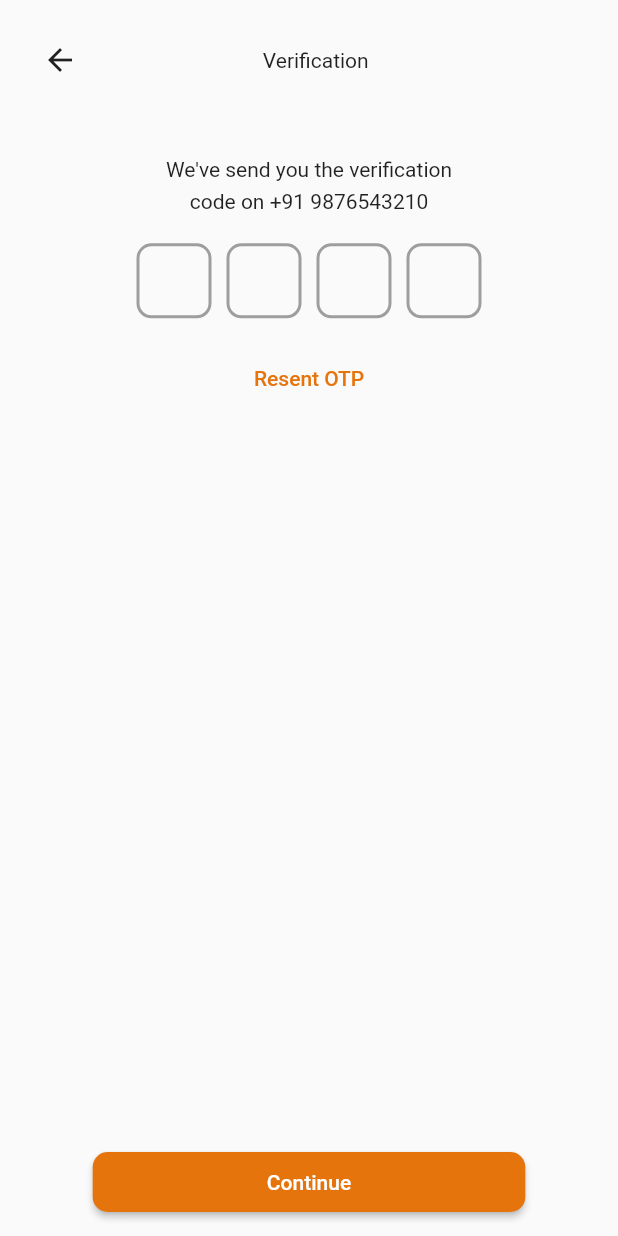
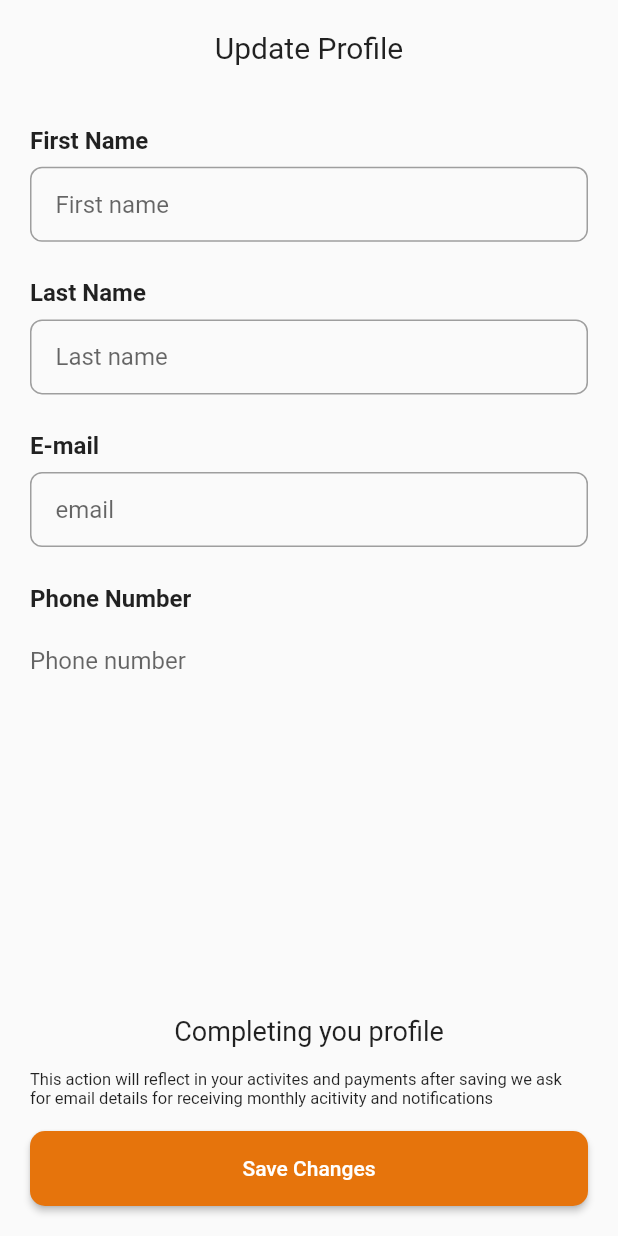
Before and after one commit to habeeb321/Ev-Charge, a Flutter app: the OtpScreen screen opened directly, after a tap on "Continue", on a phone screen of 412 x 824 dp. Run offline on Flutter 3.47's test engine with Material 2 defaults, Android fonts, the phone set to English and light mode, and no system bars; drawn by our look-alikes of pin_code_fields; missing offline and left inert: country_pickers.

Commit message:
update profile screen completed

```diff
--- a/lib/otp_screen/otp_screen.dart
+++ b/lib/otp_screen/otp_screen.dart
@@ -1,3 +1,4 @@
+import 'package:ev_charge/update_profile_screen/update_profile_screen.dart';
 import 'package:flutter/material.dart';
 import 'package:pin_code_fields/pin_code_fields.dart';
 
@@ -65,7 +66,11 @@ class OtpScreen extends StatelessWidget {
                 width: size.width * 0.7,
                 height: 40,
                 child: ElevatedButton(
-                  onPressed: () {},
+                  onPressed: () {
+                    Navigator.of(context).push(MaterialPageRoute(
+                      builder: (context) => const UpdateProfileScreen(),
+                    ));
+                  },
                   style: ElevatedButton.styleFrom(
                     backgroundColor: const Color(0xffE6740C),
                     shape: RoundedRectangleBorder(
--- /dev/null
+++ b/lib/update_profile_screen/update_profile_screen.dart
@@ -0,0 +1,138 @@
+import 'package:flutter/material.dart';
+
+class UpdateProfileScreen extends StatelessWidget {
+  const UpdateProfileScreen({Key? key}) : super(key: key);
+
+  @override
+  Widget build(BuildContext context) {
+    Size size = MediaQuery.of(context).size;
+    return Scaffold(
+      body: SafeArea(
+        child: Padding(
+          padding: const EdgeInsets.all(20.0),
+          child: Column(
+            crossAxisAlignment: CrossAxisAlignment.start,
+            children: [
+              const Center(
+                child: Text(
+                  'Update Profile',
+                  style: TextStyle(fontSize: 20, fontWeight: FontWeight.w400),
+                ),
+              ),
+              SizedBox(height: size.height * 0.05),
+              const Text(
+                'First Name',
+                style: TextStyle(fontSize: 16, fontWeight: FontWeight.bold),
+              ),
+              const SizedBox(height: 8),
+              Container(
+                decoration: BoxDecoration(
+                  border: Border.all(color: Colors.grey),
+                  borderRadius: BorderRadius.circular(8),
+                ),
+                child: Padding(
+                  padding: const EdgeInsets.symmetric(horizontal: 16),
+                  child: TextFormField(
+                    decoration: const InputDecoration(
+                      hintText: 'First name',
+                      border: InputBorder.none,
+                    ),
+                  ),
+                ),
+              ),
+              SizedBox(height: size.height * 0.03),
+              const Text(
+                'Last Name',
+                style: TextStyle(fontSize: 16, fontWeight: FontWeight.bold),
+              ),
+              const SizedBox(height: 8),
+              Container(
+                decoration: BoxDecoration(
+                  border: Border.all(color: Colors.grey),
+                  borderRadius: BorderRadius.circular(8),
+                ),
+                child: Padding(
+                  padding: const EdgeInsets.symmetric(horizontal: 16),
+                  child: TextFormField(
+                    decoration: const InputDecoration(
+                      hintText: 'Last name',
+                      border: InputBorder.none,
+                    ),
+                  ),
+                ),
+              ),
+              SizedBox(height: size.height * 0.03),
+              const Text(
+                'E-mail',
+                style: TextStyle(fontSize: 16, fontWeight: FontWeight.bold),
+              ),
+              const SizedBox(height: 8),
+              Container(
+                decoration: BoxDecoration(
+                  border: Border.all(color: Colors.grey),
+                  borderRadius: BorderRadius.circular(8),
+                ),
+                child: Padding(
+                  padding: const EdgeInsets.symmetric(horizontal: 16),
+                  child: TextFormField(
+                    keyboardType: TextInputType.emailAddress,
+                    decoration: const InputDecoration(
+                      hintText: 'email',
+                      border: InputBorder.none,
+                    ),
+                  ),
+                ),
+              ),
+              SizedBox(height: size.height * 0.03),
+              const Text(
+                'Phone Number',
+                style: TextStyle(fontSize: 16, fontWeight: FontWeight.bold),
+              ),
+              const SizedBox(height: 8),
+              TextFormField(
+                keyboardType: TextInputType.number,
+                decoration: const InputDecoration(
+                  hintText: 'Phone number',
+                  border: InputBorder.none,
+                ),
+              ),
+              const Spacer(),
+              const Center(
+                child: Text(
+                  'Completing you profile',
+                  style: TextStyle(fontSize: 18),
+                ),
+              ),
+              const SizedBox(height: 15),
+              const Text(
+                "This action will reflect in your activites and payments after saving we ask",
+                style: TextStyle(fontSize: 11),
+              ),
+              const Text(
+                "for email details for receiving monthly acitivity and notifications",
+                style: TextStyle(fontSize: 11),
+              ),
+              const SizedBox(height: 15),
+              Center(
+                child: SizedBox(
+                  width: double.infinity,
+                  height: 50,
+                  child: ElevatedButton(
+                    onPressed: () {},
+                    style: ElevatedButton.styleFrom(
+                      backgroundColor: const Color(0xffE6740C),
+                      shape: RoundedRectangleBorder(
+                        borderRadius: BorderRadius.circular(10),
+                      ),
+                    ),
+                    child: const Text('Save Changes'),
+                  ),
+                ),
+              ),
+            ],
+          ),
+        ),
+      ),
+    );
+  }
+}
```
